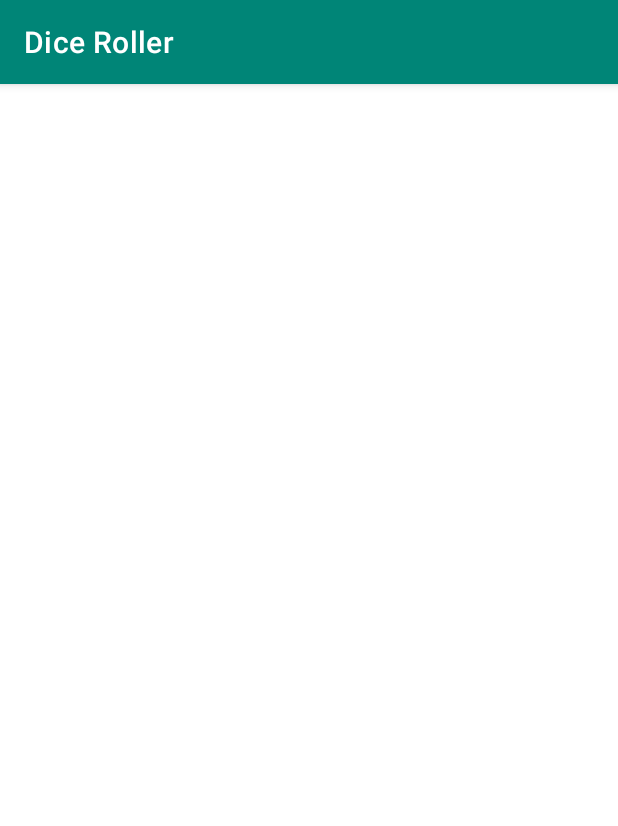
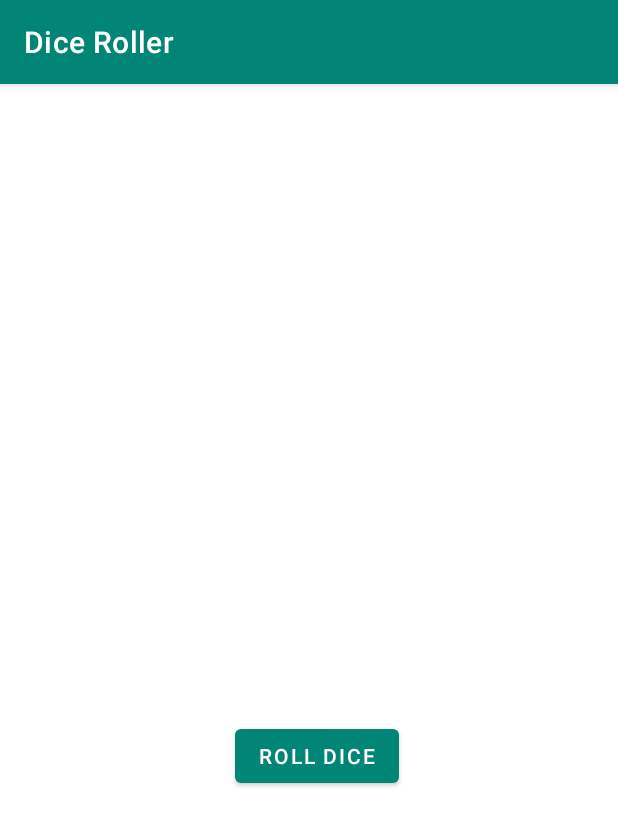
Before and after one commit to ngangavic/DiceRoller, an Android app: the screen it shows after launch (MainActivity), on a phone screen of 412 x 824 dp. Shown: the top 826 px of the screen. Run offline under Robolectric (Android 15) with nearby library versions, the phone set to English and light mode, and no system bars.

Commit message:
btn roll

```diff
--- a/app/src/main/res/layout/activity_main.xml
+++ b/app/src/main/res/layout/activity_main.xml
@@ -22,4 +22,19 @@
         app:layout_constraintStart_toStartOf="parent"
         app:layout_constraintTop_toTopOf="parent"
         app:layout_constraintVertical_bias="0.0" />
+
+    <Button
+        android:id="@+id/button"
+        android:layout_width="wrap_content"
+        android:layout_height="wrap_content"
+        android:layout_marginStart="161dp"
+        android:layout_marginLeft="161dp"
+        android:layout_marginTop="74dp"
+        android:layout_marginEnd="151dp"
+        android:layout_marginRight="151dp"
+        android:text="Roll Dice"
+        app:layout_constraintEnd_toEndOf="parent"
+        app:layout_constraintStart_toStartOf="parent"
+        app:layout_constraintTop_toBottomOf="@+id/imageView" />
+
 </androidx.constraintlayout.widget.ConstraintLayout>
```
